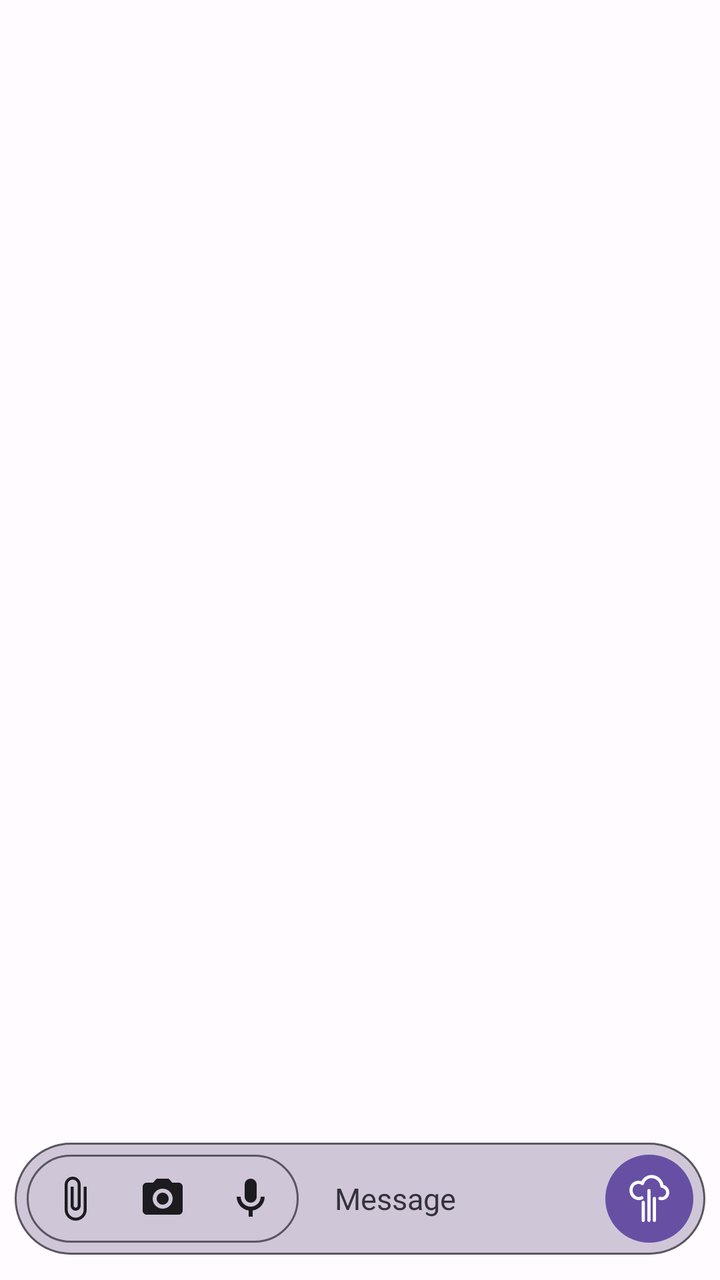
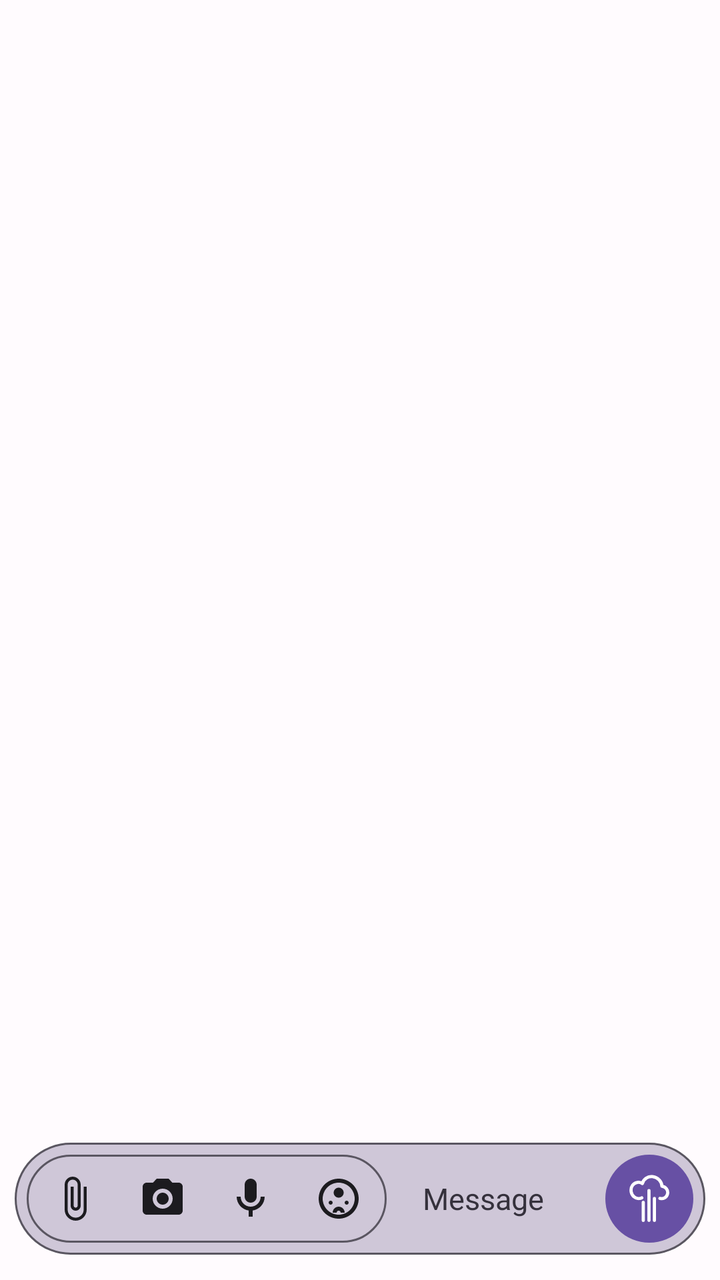

The first picture is an Android layout as it rendered before a commit; the second is the same layout after the commit. The layout source and the unified diff follow.
<!-- AndroidManifest.xml: application theme Theme.P2PMessenger -->
<!-- res/layout/activity_chat.xml -->
<?xml version="1.0" encoding="utf-8"?>
<androidx.drawerlayout.widget.DrawerLayout
    android:id="@+id/chatDrawerLayout"
    xmlns:android="http://schemas.android.com/apk/res/android"
    xmlns:app="http://schemas.android.com/apk/res-auto"
    android:layout_width="match_parent"
    android:layout_height="match_parent">

<androidx.constraintlayout.widget.ConstraintLayout
    android:id="@+id/rootChatLayout"
    android:layout_width="match_parent"
    android:layout_height="match_parent">

    
    <ImageView
        android:id="@+id/imgChatWallpaper"
        android:layout_width="0dp"
        android:layout_height="0dp"
        android:scaleType="centerCrop"
        android:visibility="gone"
        android:contentDescription="@null"
        app:layout_constraintTop_toTopOf="parent"
        app:layout_constraintBottom_toBottomOf="parent"
        app:layout_constraintStart_toStartOf="parent"
        app:layout_constraintEnd_toEndOf="parent" />

    
    <LinearLayout
        android:id="@+id/layoutConnecting"
        android:layout_width="0dp"
        android:layout_height="wrap_content"
        android:orientation="horizontal"
        android:gravity="center_vertical"
        android:padding="8dp"
        android:background="?attr/colorSurfaceVariant"
        android:visibility="gone"
        app:layout_constraintTop_toTopOf="parent"
        app:layout_constraintStart_toStartOf="parent"
        app:layout_constraintEnd_toEndOf="parent">

        <ProgressBar
            android:layout_width="16dp"
            android:layout_height="16dp"
            android:layout_marginEnd="8dp"
            android:indeterminateTint="?attr/colorOnSurfaceVariant" />

        <TextView
            android:id="@+id/txtConnectingBanner"
            android:layout_width="wrap_content"
            android:layout_height="wrap_content"
            android:text="@string/msg_securing_no_send"
            android:textSize="13sp"
            android:textColor="?attr/colorOnSurfaceVariant" />

    </LinearLayout>

    
    <LinearLayout
        android:id="@+id/layoutSearchMessages"
        android:layout_width="0dp"
        android:layout_height="wrap_content"
        android:orientation="horizontal"
        android:gravity="center_vertical"
        android:paddingStart="4dp"
        android:paddingEnd="4dp"
        android:background="?attr/colorSurfaceVariant"
        android:visibility="gone"
        app:layout_constraintTop_toBottomOf="@id/layoutConnecting"
        app:layout_constraintStart_toStartOf="parent"
        app:layout_constraintEnd_toEndOf="parent">

        <androidx.appcompat.widget.SearchView
            android:id="@+id/searchMessages"
            android:layout_width="0dp"
            android:layout_height="wrap_content"
            android:layout_weight="1"
            android:iconifiedByDefault="false"
            app:queryHint="@string/hint_search_messages" />

        <TextView
            android:id="@+id/txtSearchMatchCount"
            android:layout_width="wrap_content"
            android:layout_height="wrap_content"
            android:layout_marginEnd="4dp"
            android:textSize="12sp"
            android:textColor="?attr/colorOnSurfaceVariant" />

        <ImageButton
            android:id="@+id/btnSearchPrev"
            android:layout_width="40dp"
            android:layout_height="40dp"
            android:padding="8dp"
            android:background="@drawable/round_icon_button_background"
            android:contentDescription="@string/action_search_prev"
            android:src="@android:drawable/arrow_up_float" />

        <ImageButton
            android:id="@+id/btnSearchNext"
            android:layout_width="40dp"
            android:layout_height="40dp"
            android:layout_marginStart="8dp"
            android:padding="8dp"
            android:background="@drawable/round_icon_button_background"
            android:contentDescription="@string/action_search_next"
            android:src="@android:drawable/arrow_down_float" />

    </LinearLayout>

    
    <androidx.constraintlayout.widget.Guideline
        android:id="@+id/guideInputStart"
        android:layout_width="wrap_content"
        android:layout_height="wrap_content"
        android:orientation="vertical"
        app:layout_constraintGuide_percent="0.02" />

    <androidx.constraintlayout.widget.Guideline
        android:id="@+id/guideInputEnd"
        android:layout_width="wrap_content"
        android:layout_height="wrap_content"
        android:orientation="vertical"
        app:layout_constraintGuide_percent="0.98" />

    <androidx.constraintlayout.widget.Guideline
        android:id="@+id/guideInputBottom"
        android:layout_width="wrap_content"
        android:layout_height="wrap_content"
        android:orientation="horizontal"
        app:layout_constraintGuide_percent="0.98" />

    
    <Space
        android:id="@+id/spaceAboveInput"
        android:layout_width="0dp"
        android:layout_height="0dp"
        app:layout_constraintHeight_default="percent"
        app:layout_constraintHeight_percent="0.05"
        app:layout_constraintBottom_toTopOf="@id/layoutMessageInput"
        app:layout_constraintStart_toStartOf="parent"
        app:layout_constraintEnd_toEndOf="parent" />

    
    <androidx.recyclerview.widget.RecyclerView
        android:id="@+id/recyclerMessages"
        android:layout_width="0dp"
        android:layout_height="0dp"
        android:clipToPadding="false"
        android:paddingTop="64dp"
        app:layout_constraintBottom_toBottomOf="parent"
        app:layout_constraintEnd_toEndOf="parent"
        app:layout_constraintStart_toStartOf="parent"
        app:layout_constraintTop_toBottomOf="@id/whiteboardHost" />

    
    <FrameLayout
        android:id="@+id/whiteboardHost"
        android:layout_width="0dp"
        android:layout_height="wrap_content"
        android:visibility="gone"
        app:layout_constraintTop_toBottomOf="@id/layoutSearchMessages"
        app:layout_constraintStart_toStartOf="parent"
        app:layout_constraintEnd_toEndOf="parent" />

    
    <View
        android:id="@+id/whiteboardHandle"
        android:layout_width="112dp"
        android:layout_height="28dp"
        android:contentDescription="@string/action_whiteboard"
        app:layout_constraintTop_toBottomOf="@id/whiteboardHost"
        app:layout_constraintStart_toStartOf="parent"
        app:layout_constraintEnd_toEndOf="parent" />

    
    <Button
        android:id="@+id/btnFetchHistory"
        android:layout_width="wrap_content"
        android:layout_height="wrap_content"
        android:minHeight="36dp"
        android:text="@string/action_fetch_older_history"
        android:textSize="12sp"
        android:visibility="gone"
        app:layout_constraintTop_toBottomOf="@id/whiteboardHandle"
        app:layout_constraintStart_toStartOf="parent"
        app:layout_constraintEnd_toEndOf="parent" />

    
    <LinearLayout
        android:id="@+id/layoutTypingIndicator"
        android:layout_width="wrap_content"
        android:layout_height="wrap_content"
        android:layout_marginStart="10dp"
        android:layout_marginBottom="4dp"
        android:orientation="horizontal"
        android:gravity="center_vertical"
        android:paddingStart="10dp"
        android:paddingEnd="16dp"
        android:paddingTop="10dp"
        android:paddingBottom="10dp"
        android:background="@drawable/bubble_theirs"
        android:visibility="gone"
        app:layout_constraintBottom_toTopOf="@id/spaceAboveInput"
        app:layout_constraintStart_toStartOf="parent">

        <ImageView
            android:id="@+id/imgTypingAvatar"
            android:layout_width="20dp"
            android:layout_height="20dp"
            android:layout_marginEnd="6dp"
            android:visibility="gone"
            android:contentDescription="@null" />

        <TextView
            android:id="@+id/txtTypingIndicator"
            android:layout_width="wrap_content"
            android:layout_height="wrap_content"
            android:text="@string/lbl_typing"
            android:textSize="14sp" />

    </LinearLayout>

    
    
    
    <View
        android:id="@+id/viewReplyIsland"
        android:layout_width="0dp"
        android:layout_height="0dp"
        android:background="@drawable/reply_island"
        android:visibility="gone"
        app:layout_constraintTop_toTopOf="@id/layoutReplyPreview"
        app:layout_constraintBottom_toBottomOf="parent"
        app:layout_constraintStart_toStartOf="parent"
        app:layout_constraintEnd_toEndOf="parent" />

    <LinearLayout
        android:id="@+id/layoutReplyPreview"
        android:layout_width="0dp"
        android:layout_height="wrap_content"
        android:orientation="horizontal"
        android:gravity="center_vertical"
        android:paddingStart="10dp"
        android:paddingEnd="4dp"
        android:paddingTop="10dp"
        android:paddingBottom="6dp"
        android:layout_marginStart="12dp"
        android:layout_marginEnd="12dp"
        android:visibility="gone"
        app:layout_constraintBottom_toTopOf="@id/layoutMessageInput"
        app:layout_constraintStart_toStartOf="@id/guideInputStart"
        app:layout_constraintEnd_toEndOf="@id/guideInputEnd">

        <View
            android:layout_width="3dp"
            android:layout_height="match_parent"
            android:layout_marginEnd="8dp"
            android:background="?attr/colorPrimary" />

        <LinearLayout
            android:layout_width="0dp"
            android:layout_height="wrap_content"
            android:layout_weight="1"
            android:orientation="vertical">

            <TextView
                android:id="@+id/txtReplyPreviewSender"
                android:layout_width="wrap_content"
                android:layout_height="wrap_content"
                android:textStyle="bold"
                android:textSize="13sp"
                android:textColor="?attr/colorPrimary" />

            <TextView
                android:id="@+id/txtReplyPreviewText"
                android:layout_width="match_parent"
                android:layout_height="wrap_content"
                android:maxLines="1"
                android:ellipsize="end"
                android:textSize="13sp"
                android:textColor="?attr/colorOnSurfaceVariant" />

        </LinearLayout>

        <ImageButton
            android:id="@+id/btnCancelReply"
            android:layout_width="32dp"
            android:layout_height="32dp"
            android:layout_marginStart="8dp"
            android:padding="6dp"
            android:background="?attr/selectableItemBackgroundBorderless"
            android:src="@drawable/ic_close"
            android:contentDescription="@string/action_cancel_reply" />

    </LinearLayout>

    
    <LinearLayout
        android:id="@+id/layoutMessageInput"
        android:layout_width="0dp"
        android:layout_height="wrap_content"
        android:orientation="horizontal"
        android:gravity="center_vertical"
        android:padding="6dp"
        android:background="@drawable/message_bar_pill"
        app:layout_constraintBottom_toTopOf="@id/guideInputBottom"
        app:layout_constraintStart_toStartOf="@id/guideInputStart"
        app:layout_constraintEnd_toEndOf="@id/guideInputEnd">

        
        <LinearLayout
            android:id="@+id/rowInputActions"
            android:layout_width="wrap_content"
            android:layout_height="wrap_content"
            android:orientation="horizontal"
            android:gravity="center_vertical"
            android:paddingStart="2dp"
            android:paddingEnd="2dp"
            android:background="@drawable/message_bar_inner_pill">

            <ImageButton
                android:id="@+id/btnAttach"
                android:layout_width="44dp"
                android:layout_height="44dp"
                android:padding="10dp"
                android:background="?attr/selectableItemBackgroundBorderless"
                android:contentDescription="@string/content_desc_attach_file"
                android:src="@drawable/ic_attach" />

            
            <ImageButton
                android:id="@+id/btnCamera"
                android:layout_width="44dp"
                android:layout_height="44dp"
                android:padding="10dp"
                android:background="?attr/selectableItemBackgroundBorderless"
                android:contentDescription="@string/content_desc_take_photo"
                android:src="@drawable/ic_camera" />

            <ImageButton
                android:id="@+id/btnVoice"
                android:layout_width="44dp"
                android:layout_height="44dp"
                android:padding="10dp"
                android:background="?attr/selectableItemBackgroundBorderless"
                android:contentDescription="@string/content_desc_record_voice"
                android:src="@drawable/ic_mic" />

        </LinearLayout>

        <EditText
            android:id="@+id/edtMessage"
            android:layout_width="0dp"
            android:layout_height="wrap_content"
            android:layout_weight="1"
            android:hint="@string/hint_message"
            android:inputType="textMultiLine"
            android:maxLines="4"
            android:background="@null"
            android:textColor="?attr/colorOnSurface"
            android:textColorHint="?attr/colorOnSurfaceVariant"
            android:textSize="15sp"
            android:paddingStart="14dp"
            android:paddingEnd="14dp"
            android:paddingTop="9dp"
            android:paddingBottom="9dp"
            android:layout_marginStart="4dp"
            android:layout_marginEnd="4dp" />

        
        <FrameLayout
            android:layout_width="wrap_content"
            android:layout_height="wrap_content">

            
            <ImageButton
                android:id="@+id/btnSend"
                android:layout_width="44dp"
                android:layout_height="44dp"
                android:padding="10dp"
                android:scaleType="fitCenter"
                android:background="@drawable/send_button_background"
                android:src="@drawable/ic_send_cloud"
                android:tint="?attr/colorOnPrimary"
                android:contentDescription="@string/btn_send" />

            <ProgressBar
                android:id="@+id/progressSending"
                android:layout_width="24dp"
                android:layout_height="24dp"
                android:layout_gravity="center"
                android:visibility="gone"
                android:indeterminateTint="?attr/colorPrimary" />

        </FrameLayout>

    </LinearLayout>

    
    <LinearLayout
        android:id="@+id/layoutRecording"
        android:layout_width="0dp"
        android:layout_height="wrap_content"
        android:orientation="horizontal"
        android:gravity="center_vertical"
        android:paddingStart="20dp"
        android:paddingEnd="20dp"
        android:paddingTop="16dp"
        android:paddingBottom="16dp"
        android:background="@drawable/message_bar_pill"
        android:visibility="gone"
        app:layout_constraintBottom_toTopOf="@id/guideInputBottom"
        app:layout_constraintEnd_toEndOf="@id/guideInputEnd"
        app:layout_constraintStart_toStartOf="@id/guideInputStart">

        <ImageView
            android:layout_width="16dp"
            android:layout_height="16dp"
            android:layout_marginEnd="8dp"
            android:src="@drawable/ic_status_pending"
            app:tint="?attr/colorError"
            android:contentDescription="@null" />

        <TextView
            android:id="@+id/txtRecordingTimer"
            android:layout_width="wrap_content"
            android:layout_height="wrap_content"
            android:text="0:00"
            android:fontFamily="monospace"
            android:textColor="?attr/colorOnSurfaceVariant" />

        
        <FrameLayout
            android:layout_width="0dp"
            android:layout_height="wrap_content"
            android:layout_weight="1"
            android:layout_marginStart="12dp">

            <TextView
                android:id="@+id/txtCancelPill"
                android:layout_width="wrap_content"
                android:layout_height="wrap_content"
                android:layout_gravity="start|center_vertical"
                android:background="@drawable/message_input_background"
                android:paddingStart="12dp"
                android:paddingEnd="12dp"
                android:paddingTop="6dp"
                android:paddingBottom="6dp"
                android:text="@string/msg_recording_voice"
                android:textSize="12sp"
                android:textColor="?attr/colorOnSurfaceVariant" />

        </FrameLayout>

    </LinearLayout>

    
    <com.p2p.messenger.ui.TyphoonParticleView
        android:id="@+id/typhoonEffect"
        android:layout_width="0dp"
        android:layout_height="0dp"
        android:visibility="gone"
        app:layout_constraintTop_toTopOf="@id/recyclerMessages"
        app:layout_constraintBottom_toBottomOf="@id/recyclerMessages"
        app:layout_constraintStart_toStartOf="@id/recyclerMessages"
        app:layout_constraintEnd_toEndOf="@id/recyclerMessages" />

    
    <com.google.android.material.floatingactionbutton.FloatingActionButton
        android:id="@+id/fabScrollToBottom"
        android:layout_width="wrap_content"
        android:layout_height="wrap_content"
        android:layout_marginEnd="16dp"
        android:layout_marginBottom="12dp"
        android:src="@android:drawable/arrow_down_float"
        android:contentDescription="@string/action_scroll_to_bottom"
        android:visibility="gone"
        app:fabSize="mini"
        app:layout_constraintBottom_toTopOf="@id/barrierAboveInput"
        app:layout_constraintEnd_toEndOf="parent" />

    
    <androidx.constraintlayout.widget.Barrier
        android:id="@+id/barrierAboveInput"
        android:layout_width="wrap_content"
        android:layout_height="wrap_content"
        app:barrierDirection="top"
        app:barrierAllowsGoneWidgets="false"
        app:constraint_referenced_ids="viewReplyIsland,layoutMessageInput" />

</androidx.constraintlayout.widget.ConstraintLayout>

    
    <androidx.fragment.app.FragmentContainerView
        android:id="@+id/chatListDrawerContainer"
        android:name="com.p2p.messenger.ChatsFragment"
        android:layout_width="304dp"
        android:layout_height="match_parent"
        android:layout_gravity="start"
        android:fitsSystemWindows="true"
        android:background="?attr/colorSurface" />

</androidx.drawerlayout.widget.DrawerLayout>
<!-- resources referenced by this layout -->
<resources>
  <string name="action_cancel_reply">Cancel reply</string>
  <string name="action_fetch_older_history">Fetch older history</string>
  <string name="action_scroll_to_bottom">Scroll to bottom</string>
  <string name="action_search_next">Next match</string>
  <string name="action_search_prev">Previous match</string>
  <string name="action_whiteboard">Whiteboard</string>
  <string name="btn_send">Send</string>
  <string name="content_desc_attach_file">Attach file</string>
  <string name="content_desc_record_voice">Record voice message</string>
  <string name="content_desc_take_photo">Take a photo</string>
  <string name="hint_message">Message</string>
  <string name="hint_search_messages">Search messages</string>
  <string name="lbl_typing">typing...</string>
  <string name="msg_recording_voice">Slide to cancel ▷</string>
  <string name="msg_securing_no_send">Securing the connection with this contact — you\'ll be able to send messages once it\'s ready.</string>
  <color name="md_primary">#6750A4</color>
  <color name="md_on_primary">#FFFFFF</color>
  <color name="md_primary_container">#EADDFF</color>
  <color name="md_on_primary_container">#21005D</color>
  <color name="md_secondary">#625B71</color>
  <color name="md_on_secondary">#FFFFFF</color>
  <color name="md_secondary_container">#E8DEF8</color>
  <color name="md_on_secondary_container">#1D192B</color>
  <color name="md_tertiary">#7D5260</color>
  <color name="md_on_tertiary">#FFFFFF</color>
  <color name="md_surface">#FFFBFE</color>
  <color name="md_on_surface">#1C1B1F</color>
  <color name="md_surface_variant">#CFC7D8</color>
  <color name="md_on_surface_variant">#35313C</color>
  <color name="md_background">#FFFBFE</color>
  <color name="md_on_background">#1C1B1F</color>
  <color name="md_outline">#5A5661</color>
  <color name="md_outline_variant">#B5AEC1</color>
  <color name="md_error">#B3261E</color>
  <color name="md_on_error">#FFFFFF</color>
  <color name="md_error_container">#F9DEDC</color>
  <color name="md_on_error_container">#410E0B</color>
  <style name="Widget.P2PMessenger.TextView" parent="@android:style/Widget.Material.TextView">
          <item name="android:fontFamily">?attr/appFontFamily</item>
          <item name="fontFamily">?attr/appFontFamily</item>
      </style>
  <style name="Widget.P2PMessenger.EditText" parent="@android:style/Widget.Material.EditText">
          <item name="android:fontFamily">?attr/appFontFamily</item>
          <item name="fontFamily">?attr/appFontFamily</item>
      </style>
  <style name="TextAppearance.P2PMessenger.BodyLarge" parent="TextAppearance.Material3.BodyLarge">
          <item name="fontFamily">?attr/appFontFamily</item>
          <item name="android:fontFamily">?attr/appFontFamily</item>
      </style>
  <style name="TextAppearance.P2PMessenger.BodySmall" parent="TextAppearance.Material3.BodySmall">
          <item name="fontFamily">?attr/appFontFamily</item>
          <item name="android:fontFamily">?attr/appFontFamily</item>
      </style>
  <!-- unchanged entries left out for length: 27 -->
</resources>

<!-- the commit's change to res/layout/activity_chat.xml (unified diff, before → after) -->
@@ -344,6 +344,16 @@
                 android:background="?attr/selectableItemBackgroundBorderless"
                 android:contentDescription="@string/content_desc_record_voice"
                 android:src="@drawable/ic_mic" />
+
+            
+            <ImageButton
+                android:id="@+id/btnSticker"
+                android:layout_width="44dp"
+                android:layout_height="44dp"
+                android:padding="10dp"
+                android:background="?attr/selectableItemBackgroundBorderless"
+                android:contentDescription="@string/content_desc_stickers"
+                android:src="@drawable/ic_sticker" />
 
         </LinearLayout>
 
<!-- resource entries referenced after the edit -->
@@ -1,5 +1,20 @@
 <!-- resources referenced by this layout -->
 <resources>
+  <!-- drawable ic_sticker (drawable) -->
+  <?xml version="1.0" encoding="utf-8"?>
+  <vector xmlns:android="http://schemas.android.com/apk/res/android"
+      android:width="24dp"
+      android:height="24dp"
+      android:viewportWidth="24"
+      android:viewportHeight="24"
+      android:tint="?attr/colorOnSurface">
+      <path
+          android:fillColor="@android:color/white"
+          android:pathData="M12,2C6.48,2 2,6.48 2,12s4.48,10 10,10 10,-4.48 10,-10S17.52,2 12,2zM12,20c-4.41,0 -8,-3.59 -8,-8s3.59,-8 8,-8 8,3.59 8,8 -3.59,8 -8,8z" />
+      <path
+          android:fillColor="@android:color/white"
+          android:pathData="M12,6.5c-1.38,0 -2.5,1.12 -2.5,2.5s1.12,2.5 2.5,2.5 2.5,-1.12 2.5,-2.5 -1.12,-2.5 -2.5,-2.5zM8,13c-0.55,0 -1,0.45 -1,1s0.45,1 1,1 1,-0.45 1,-1 -0.45,-1 -1,-1zM16,13c-0.55,0 -1,0.45 -1,1s0.45,1 1,1 1,-0.45 1,-1 -0.45,-1 -1,-1zM12,16c-1.66,0 -3,1.34 -3,3h2c0,-0.55 0.45,-1 1,-1s1,0.45 1,1h2c0,-1.66 -1.34,-3 -3,-3z" />
+  </vector>
   <string name="action_cancel_reply">Cancel reply</string>
   <string name="action_fetch_older_history">Fetch older history</string>
   <string name="action_scroll_to_bottom">Scroll to bottom</string>
@@ -9,6 +24,7 @@
   <string name="btn_send">Send</string>
   <string name="content_desc_attach_file">Attach file</string>
   <string name="content_desc_record_voice">Record voice message</string>
+  <string name="content_desc_stickers">Stickers</string>
   <string name="content_desc_take_photo">Take a photo</string>
   <string name="hint_message">Message</string>
   <string name="hint_search_messages">Search messages</string>
